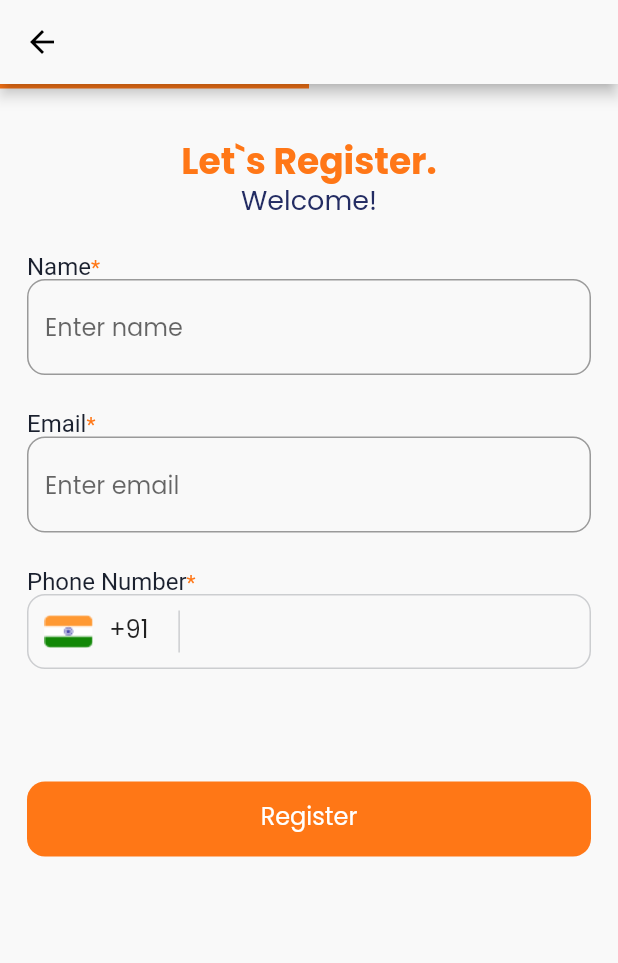
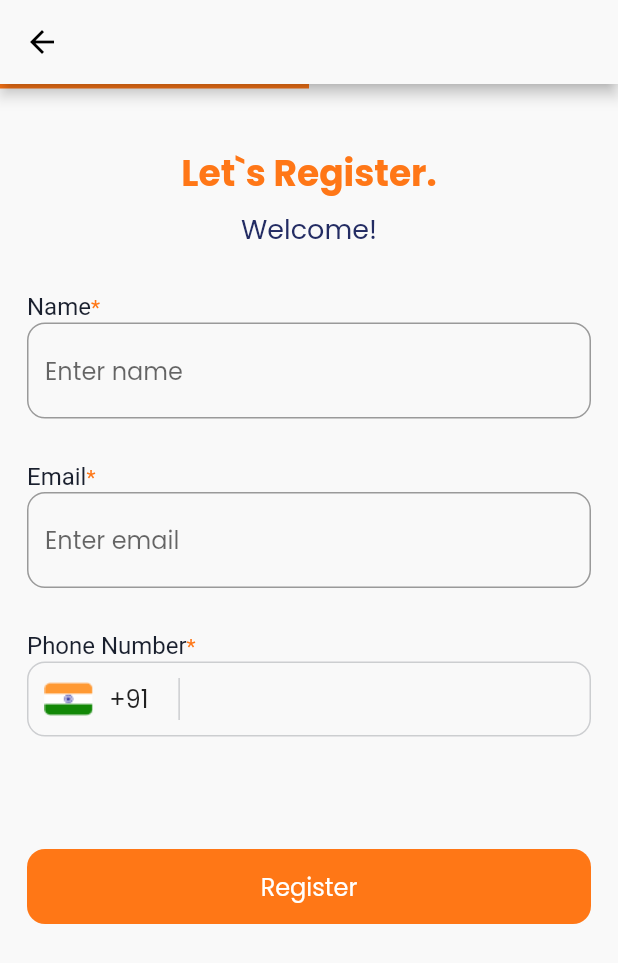
Before and after one commit to amythpaddy/petservicebooking, a Flutter app: the screen it shows after launch, after a tap on "Register", on a phone screen of 412 x 824 dp. Shown: the top 963 px of the screen. Run offline on Flutter 3.47's test engine with Material 2 defaults, Android fonts, the light colour scheme and no system bars; our stand-ins replace flutter_rating_bar, flutter_svg, package_info, shared_preferences.

Commit message:
Line height changed

```diff
--- a/lib/bookings/components/noRecentBooking.dart
+++ b/lib/bookings/components/noRecentBooking.dart
@@ -14,9 +14,9 @@ class NoRecentBookings extends StatelessWidget {
         children: [
           SvgPicture.asset('assets/images/bookings/no_bookings.svg',width: 151,height:74 ,),
           SizedBox(height: 14.58,),
-          Text(mainText,style: TextStyle(fontWeight: FontWeight.w600,fontSize: 16,height: 1),textAlign: TextAlign.center,),
+          Text(mainText,style: TextStyle(fontWeight: FontWeight.w600,fontSize: 16,height: 1.5),textAlign: TextAlign.center,),
           SizedBox(height: 6.67,),
-          Text(subText,style: TextStyle(fontWeight: FontWeight.w400,fontSize: 12,height: 1),textAlign: TextAlign.center)
+          Text(subText,style: TextStyle(fontWeight: FontWeight.w400,fontSize: 12,height: 1.5),textAlign: TextAlign.center)
         ],
       ),
     );
--- a/lib/bookings/feedback/feedback.dart
+++ b/lib/bookings/feedback/feedback.dart
@@ -29,10 +29,10 @@ class PetheroFeedback extends StatelessWidget {
               SizedBox(height: 21,),
               Image.asset('assets/images/feedback/placeholder.png'),
               SizedBox(height: 8.5),
-              Text(args.petHero,style: TextStyle(color: Colors.white, fontSize: 16,height: 1,fontWeight: FontWeight.w500),),
+              Text(args.petHero,style: TextStyle(color: Colors.white, fontSize: 16,height: 1.5,fontWeight: FontWeight.w500),),
               Row(
                 mainAxisAlignment: MainAxisAlignment.center,
-                children: [SvgPicture.asset('assets/images/feedback/location.svg'), Text(args.city,style:TextStyle(color: Colors.white, fontSize: 12,height: 1,fontWeight: FontWeight.w400))],
+                children: [SvgPicture.asset('assets/images/feedback/location.svg'), Text(args.city,style:TextStyle(color: Colors.white, fontSize: 12,height: 1.5,fontWeight: FontWeight.w400))],
               )
             ],
           ),
@@ -49,7 +49,7 @@ class PetheroFeedback extends StatelessWidget {
             Text(
               'How was your service?',
               style: TextStyle(
-                  fontWeight: FontWeight.w500, fontSize: 20, height: 1),
+                  fontWeight: FontWeight.w500, fontSize: 20, height: 1.5),
             ),
             RatingBar(
               itemCount: 5,
--- a/lib/home/component/petServicesDisplay.dart
+++ b/lib/home/component/petServicesDisplay.dart
@@ -29,7 +29,7 @@ class PetServicesListDisplay extends StatelessWidget {
             text,
             textAlign: TextAlign.center,
             style:
-                TextStyle(fontWeight: FontWeight.w400, fontSize: 11, height: 1),
+                TextStyle(fontWeight: FontWeight.w400, fontSize: 11, height: 1.5),
           )
         ],
       ),
--- a/lib/konstants/styles.dart
+++ b/lib/konstants/styles.dart
@@ -11,15 +11,15 @@ const kInactiveButtonTextStyle = TextStyle(
     color: Color(0xFF0C0F15),
     fontWeight: FontWeight.w400,
     fontSize: 16,
-    height: 1);
+    height: 1.5);
 const kActiveButtonTextStyle = TextStyle(
-    color: Colors.white, fontWeight: FontWeight.w400, fontSize: 16, height: 1);
+    color: Colors.white, fontWeight: FontWeight.w400, fontSize: 16, height: 1.5);
 const kActiveButtonContainerStyle = BoxDecoration(
     color: kActiveButtonColor,
     borderRadius: BorderRadius.all(Radius.circular(8)),
     boxShadow: [kContainerBoxShadow]);
 const kActiveButtonOutlineTextStyle = TextStyle(
-    color: kAppIconColor, fontWeight: FontWeight.w400, fontSize: 16, height: 1);
+    color: kAppIconColor, fontWeight: FontWeight.w400, fontSize: 16, height: 1.5);
 const kActiveButtonOutlineContainerStyle = BoxDecoration(
     border: Border(
       top: BorderSide(color: kAppIconColor),
--- a/lib/main.dart
+++ b/lib/main.dart
@@ -21,7 +21,7 @@ class MyApp extends StatelessWidget {
         theme: ThemeData(
           primarySwatch: Colors.amber,
           fontFamily: 'Poppins',
-          visualDensity: VisualDensity.adaptivePlatformDensity,
+          visualDensity: VisualDensity.standard,
           cardTheme: CardTheme(shadowColor: Color(0x0c000000)),
         ),
         routes: {
--- a/lib/profiles/userProfile/component/menu.dart
+++ b/lib/profiles/userProfile/component/menu.dart
@@ -23,7 +23,7 @@ class MenuItem extends StatelessWidget {
                   color: Color(0xFF232C63),
                   fontWeight: FontWeight.w400,
                   fontSize: 14,
-                  height: 1),
+                  height: 1.5),
             ),
           ),
           Icon(Icons.keyboard_arrow_right, color: kAppIconColor,),
--- a/lib/profiles/userProfile/component/userDetailInput.dart
+++ b/lib/profiles/userProfile/component/userDetailInput.dart
@@ -25,7 +25,7 @@ class UserDetailInput extends StatelessWidget {
               style: TextStyle(
                   color: Color(0xFF1A202E),
                   fontSize: 16,
-                  height: 1,
+                  height: 1.5,
                   fontWeight: FontWeight.w400)),
           required
               ? TextSpan(text: '*', style: TextStyle(color: kAppIconColor))
--- a/lib/profiles/userProfile/editProfile.dart
+++ b/lib/profiles/userProfile/editProfile.dart
@@ -16,7 +16,7 @@ class EditUserProfile extends StatelessWidget {
               color: kAppIconColor,
               fontWeight: FontWeight.w600,
               fontSize: 18,
-              height: 1),
+              height: 1.5),
         ),
         backgroundColor: kAppBackgroundColor,
         elevation: 0,
--- a/lib/welcome/component/phoneNumberModule.dart
+++ b/lib/welcome/component/phoneNumberModule.dart
@@ -28,7 +28,7 @@ class PhoneNumberModule extends StatelessWidget {
           Text(
             '+91',
             style:
-                TextStyle(fontWeight: FontWeight.w400, fontSize: 16, height: 1),
+                TextStyle(fontWeight: FontWeight.w400, fontSize: 16, height: 1.5),
           ),
           SizedBox(
             width: 41,
@@ -45,7 +45,7 @@ class PhoneNumberModule extends StatelessWidget {
               decoration: InputDecoration(border: InputBorder.none),
               onChanged: (text) => onPhoneNumberChange(text),
               style: TextStyle(
-                  fontWeight: FontWeight.w400, fontSize: 16, height: 1),
+                  fontWeight: FontWeight.w400, fontSize: 16, height: 1.5),
             ),
           )
         ],
--- a/lib/welcome/register/register.dart
+++ b/lib/welcome/register/register.dart
@@ -59,7 +59,7 @@ class _RegisterState extends State<Register> {
                       color: kAppIconColor,
                       fontWeight: FontWeight.w600,
                       fontSize: 24,
-                      height: 1),
+                      height: 1.5),
                 ),
               ),
               SizedBox(
@@ -71,7 +71,7 @@ class _RegisterState extends State<Register> {
                         color: Color(0xFF232C63),
                         fontWeight: FontWeight.w400,
                         fontSize: 18,
-                        height: 1)),
+                        height: 1.5)),
               ),
               SizedBox(
                 height: 25,
@@ -82,7 +82,7 @@ class _RegisterState extends State<Register> {
                     style: TextStyle(
                         color: Color(0xFF1A202E),
                         fontSize: 16,
-                        height: 1,
+                        height: 1.5,
                         fontWeight: FontWeight.w400)),
                 TextSpan(text: '*', style: TextStyle(color: kAppIconColor))
               ])),
@@ -105,7 +105,7 @@ class _RegisterState extends State<Register> {
                     style: TextStyle(
                         color: Color(0xFF1A202E),
                         fontSize: 16,
-                        height: 1,
+                        height: 1.5,
                         fontWeight: FontWeight.w400)),
                 TextSpan(text: '*', style: TextStyle(color: kAppIconColor))
               ])),
@@ -129,7 +129,7 @@ class _RegisterState extends State<Register> {
                     style: TextStyle(
                         color: Color(0xFF1A202E),
                         fontSize: 16,
-                        height: 1,
+                        height: 1.5,
                         fontWeight: FontWeight.w400)),
                 TextSpan(text: '*', style: TextStyle(color: kAppIconColor))
               ])),
@@ -170,7 +170,7 @@ class _RegisterState extends State<Register> {
                         color: Colors.white,
                         fontWeight: FontWeight.w400,
                         fontSize: 16,
-                        height: 1),
+                        height: 1.5),
                   ),
                 ),
               ),
--- a/lib/welcome/welcome.dart
+++ b/lib/welcome/welcome.dart
@@ -1,4 +1,5 @@
 import 'package:flutter/material.dart';
+import 'package:flutter/widgets.dart';
 import 'package:flutter_svg/flutter_svg.dart';
 import 'package:the_pet_nest/konstants/colors.dart';
 import 'package:the_pet_nest/konstants/paths.dart';
@@ -7,27 +8,22 @@ class Welcome extends StatelessWidget {
   @override
   Widget build(BuildContext context) {
     return Scaffold(
-      body: Container(
-        constraints: BoxConstraints.expand(),
-        // decoration: BoxDecoration(
-        //   image: DecorationImage(
-        //       image: AssetImage('assets/login_bg.jpg'), fit: BoxFit.cover),
-        // ),
-        child: Stack(
+      body: Stack(
         alignment: Alignment.center,
         children: [
           Positioned(
-              top: 100,
+            top: 68.86,
             child: Center(
                 child: Image.asset(
               'assets/the_pet_nest.png',
               width: 163.73,
+                  height: 44.42,
             )),
           ),
           Positioned(
               top: 174.45,
               child:
-                    SvgPicture.asset('assets/images/welcome/hero_image.svg')),
+                  SvgPicture.asset('assets/images/welcome/hero_image.svg'),height: 164,width: 271,),
           Positioned(
               top: 406,
               child: Text(
@@ -36,7 +32,7 @@ class Welcome extends StatelessWidget {
                 style: TextStyle(
                     color: kAppIconColor,
                     fontSize: 18,
-                      height: 1,
+                    height: 1.5,
                     fontWeight: FontWeight.w700),
               )),
           Positioned(
@@ -47,7 +43,7 @@ class Welcome extends StatelessWidget {
                 style: TextStyle(
                     color: Color(0xFF232C63),
                     fontSize: 16,
-                      height: 1,
+                    height: 1.5,
                     fontWeight: FontWeight.w300),
               )),
           Positioned(
@@ -69,7 +65,7 @@ class Welcome extends StatelessWidget {
                               color: kAppIconColor,
                               fontWeight: FontWeight.w400,
                               fontSize: 16,
-                                height: 1),
+                              height: 1.5),
                         )),
                   ),
                   SizedBox(
@@ -91,7 +87,7 @@ class Welcome extends StatelessWidget {
                               color: Colors.white,
                               fontWeight: FontWeight.w400,
                               fontSize: 16,
-                                height: 1),
+                              height: 1.5),
                         )),
                   )
                 ],
@@ -107,13 +103,12 @@ class Welcome extends StatelessWidget {
                   'Skip',
                   style: TextStyle(
                       fontSize: 16,
-                        height: 1,
+                      height: 1.5,
                       fontWeight: FontWeight.w500,
                       color: Color(0xFF232C63)),
                 ),
-                ))
+              )),
         ],
-        ),
       ),
     );
   }
--- a/pubspec.yaml
+++ b/pubspec.yaml
@@ -15,7 +15,7 @@ publish_to: 'none' # Remove this line if you wish to publish to pub.dev
 # In iOS, build-name is used as CFBundleShortVersionString while build-number used as CFBundleVersion.
 # Read more about iOS versioning at
 # https://developer.apple.com/library/archive/documentation/General/Reference/InfoPlistKeyReference/Articles/CoreFoundationKeys.html
-version: 1.0.2+3
+version: 1.0.2+4
 
 environment:
   sdk: ">=2.7.0 <3.0.0"
```
Also changed, not shown: lib/bookings/components/historyBookingCard.dart (+13 -13 lines), lib/bookings/components/ongoingBookingCard.dart (+15 -20 lines), lib/home/home.dart (+5 -5 lines), lib/profiles/userProfile/userProfile.dart (+4 -4 lines), lib/sidebar/sidebar.dart (+9 -9 lines), lib/welcome/login/login.dart (+4 -4 lines), lib/welcome/otp/otp.dart (+4 -4 lines), lib/welcome/welcome/intro.dart (+5 -5 lines). Lines whose indentation alone changed are shown as unchanged.
